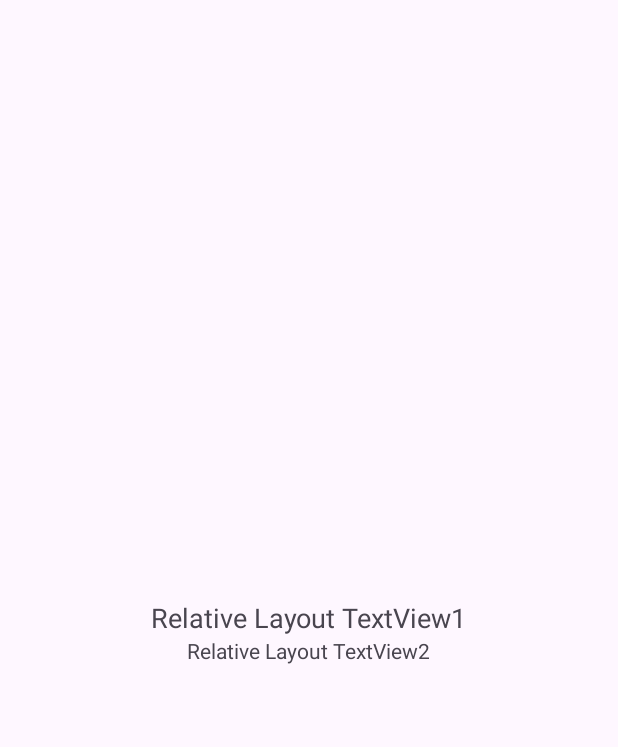
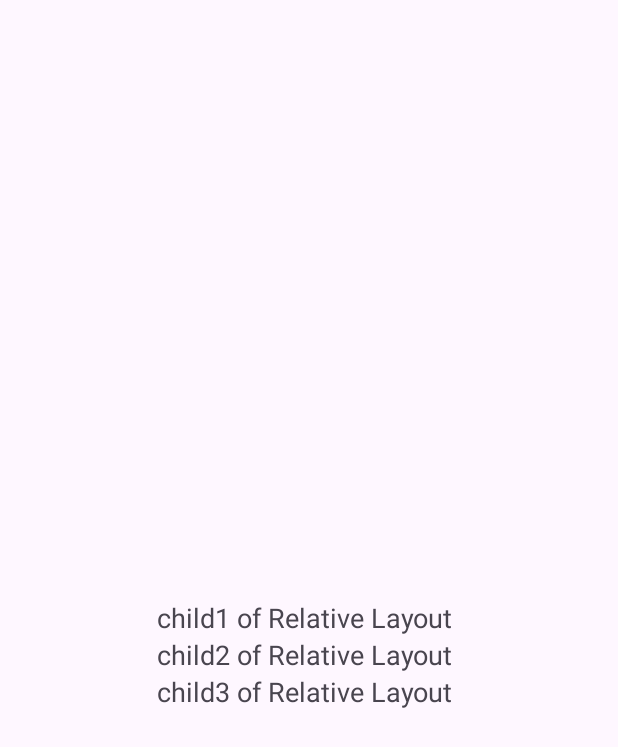
Before and after one commit to anilmhrzn/mobileLabReport, an Android app: the RelativeLayout screen opened directly, with no data from a screen before it, on a phone screen of 412 x 824 dp. Shown: the top 747 px of the screen. Run offline under Robolectric (Android 15) with nearby library versions, the phone set to English and light mode, and no system bars.

Commit message:
final changes for q 1

```diff
--- a/MyApplication/app/src/main/res/layout/activity_constraint_layout.xml
+++ b/MyApplication/app/src/main/res/layout/activity_constraint_layout.xml
@@ -10,8 +10,7 @@
         android:id="@+id/textView3"
         android:layout_width="wrap_content"
         android:layout_height="wrap_content"
-        android:text="Constraint TextView"
-        app:layout_constraintBottom_toBottomOf="parent"
+        android:text="Constraint TextView with top,right and left of parent"
         app:layout_constraintEnd_toEndOf="parent"
         app:layout_constraintStart_toStartOf="parent"
         app:layout_constraintTop_toTopOf="parent" />
--- a/MyApplication/app/src/main/res/layout/activity_relative_layout.xml
+++ b/MyApplication/app/src/main/res/layout/activity_relative_layout.xml
@@ -12,12 +12,22 @@
         android:layout_height="wrap_content"
         android:textSize="18sp"
         android:layout_centerInParent="true"
-        android:text="Relative Layout TextView1" />
+        android:text="child1 of Relative Layout " />
     <TextView
         android:id="@+id/textView2"
         android:layout_width="wrap_content"
         android:layout_height="wrap_content"
         android:layout_below="@id/textView"
+        android:textSize="18sp"
         android:layout_centerHorizontal="true"
-        android:text="Relative Layout TextView2" />
+        android:text="child2 of Relative Layout " />
+    <TextView
+        android:id="@+id/textView3"
+        android:layout_width="wrap_content"
+        android:layout_height="wrap_content"
+        android:layout_below="@id/textView2"
+        android:textSize="18sp"
+        android:layout_centerHorizontal="true"
+        android:text="child3 of Relative Layout " />
+
 </RelativeLayout>
```
Also changed, not shown: MyApplication/app/src/main/AndroidManifest.xml (+4 -6 lines).
